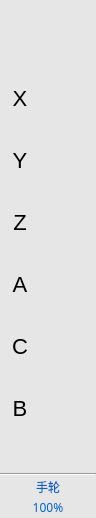
Above: client/selectaxisbar.ui from DandiacalMonkey/ltp before the change. Below: the same form after it.
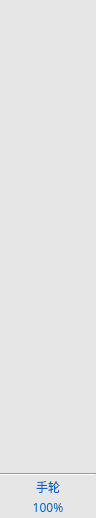
That is the form after the change. Custom widgets are drawn as their Qt base class.

```diff
--- a/client/selectaxisbar.ui
+++ b/client/selectaxisbar.ui
@@ -67,7 +67,7 @@
 </string>
        </property>
        <property name="text">
-        <string>X</string>
+        <string/>
        </property>
        <property name="checkable">
         <bool>true</bool>
@@ -97,7 +97,7 @@
 </string>
        </property>
        <property name="text">
-        <string>Y</string>
+        <string/>
        </property>
        <property name="checkable">
         <bool>true</bool>
@@ -127,7 +127,7 @@
 </string>
        </property>
        <property name="text">
-        <string>Z</string>
+        <string/>
        </property>
        <property name="checkable">
         <bool>true</bool>
@@ -154,7 +154,7 @@
 QPushButton:hover{background:#0064C8; color:white;}</string>
        </property>
        <property name="text">
-        <string>A</string>
+        <string/>
        </property>
        <property name="checkable">
         <bool>true</bool>
@@ -187,7 +187,7 @@
 QPushButton:hover{background:#0064C8; color:white;}</string>
        </property>
        <property name="text">
-        <string>C</string>
+        <string/>
        </property>
        <property name="checkable">
         <bool>true</bool>
@@ -214,7 +214,7 @@
 QPushButton:hover{background:#0064C8; color:white;}</string>
        </property>
        <property name="text">
-        <string>B</string>
+        <string/>
        </property>
        <property name="checkable">
         <bool>true</bool>
```
Left out of the diff: 6 changed lines with no effect on the pictures.
